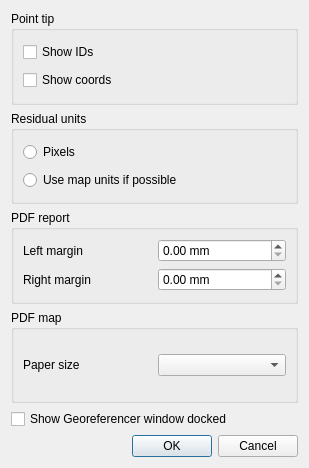
Above: src/plugins/georeferencer/qgsgeorefconfigdialogbase.ui from qgis/QGIS before the change. Below: the same form after it.
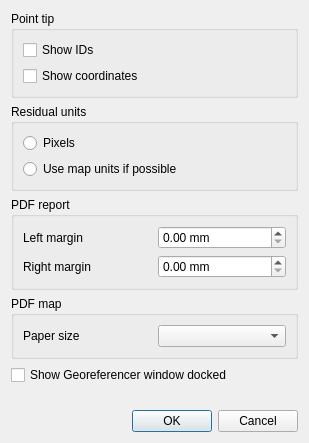
That is the form after the change. Custom widgets are drawn as their Qt base class.

Diff of the .ui file:
```diff
--- a/src/plugins/georeferencer/qgsgeorefconfigdialogbase.ui
+++ b/src/plugins/georeferencer/qgsgeorefconfigdialogbase.ui
@@ -7,7 +7,7 @@
     <x>0</x>
     <y>0</y>
     <width>309</width>
-    <height>468</height>
+    <height>443</height>
    </rect>
   </property>
   <property name="windowTitle">
@@ -30,7 +30,7 @@
       <item row="1" column="0">
        <widget class="QCheckBox" name="mShowCoordsCheckBox">
         <property name="text">
-         <string>Show coords</string>
+         <string>Show coordinates</string>
         </property>
        </widget>
       </item>
@@ -115,7 +115,7 @@
      </property>
     </widget>
    </item>
-   <item row="5" column="0">
+   <item row="6" column="0">
     <widget class="QDialogButtonBox" name="buttonBox">
      <property name="orientation">
       <enum>Qt::Horizontal</enum>
@@ -148,8 +148,38 @@
      </layout>
     </widget>
    </item>
+   <item row="5" column="0">
+    <spacer name="verticalSpacer">
+     <property name="orientation">
+      <enum>Qt::Vertical</enum>
+     </property>
+     <property name="sizeHint" stdset="0">
+      <size>
+       <width>20</width>
+       <height>40</height>
+      </size>
+     </property>
+    </spacer>
+   </item>
   </layout>
  </widget>
+ <customwidgets>
+  <customwidget>
+   <class>QgsDoubleSpinBox</class>
+   <extends>QDoubleSpinBox</extends>
+   <header location="global">qgsdoublespinbox.h</header>
+  </customwidget>
+ </customwidgets>
+ <tabstops>
+  <tabstop>mShowIDsCheckBox</tabstop>
+  <tabstop>mShowCoordsCheckBox</tabstop>
+  <tabstop>mPixelsButton</tabstop>
+  <tabstop>mMapUnitsButton</tabstop>
+  <tabstop>mLeftMarginSpinBox</tabstop>
+  <tabstop>mRightMarginSpinBox</tabstop>
+  <tabstop>mPaperSizeComboBox</tabstop>
+  <tabstop>mShowDockedCheckBox</tabstop>
+ </tabstops>
  <resources/>
  <connections/>
 </ui>
```
Left out of the diff: 10 changed lines with no effect on the pictures.
